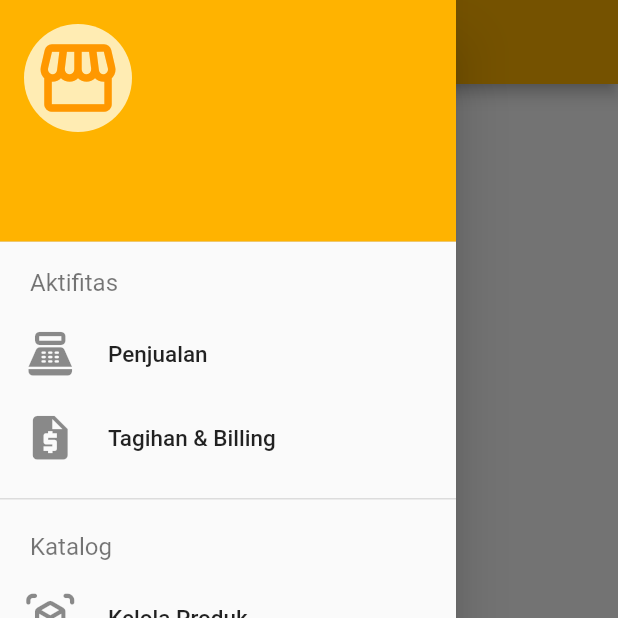
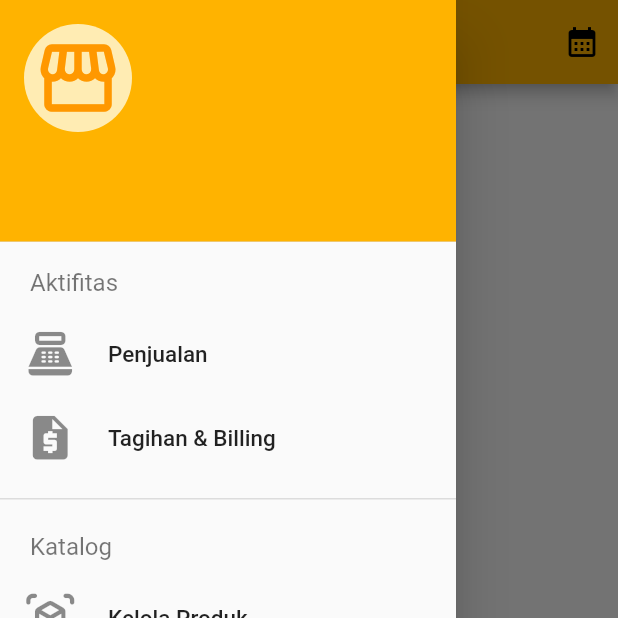
Before and after one commit to 8uns/Mobile-App-Kasir-Tenan, a Flutter app: the Billing screen opened directly, with the side drawer open, on a phone screen of 412 x 824 dp, the top half of it. Run offline on Flutter 3.47's test engine with Material 2 defaults, Android fonts, the phone set to English and light mode, and no system bars; our stand-ins replace animated_text_kit, flutter_slidable, image_picker, printing, shared_preferences; missing offline and left inert: syncfusion_flutter_pdfviewer; accounts and stored records are empty; network calls fail.

Commit message:
update fitur add transaksi produk dan tambah button filter year billing

```diff
--- a/lib/pages/billing.dart
+++ b/lib/pages/billing.dart
@@ -24,7 +24,14 @@ class Billing extends StatelessWidget {
       appBar: AppBar(
         backgroundColor: Colors.amber[600],
         title: Text("Tagihan & Billing"),
-        actions: [],
+        actions: [
+          IconButton(
+            onPressed: () {},
+            icon: const Icon(
+              Icons.calendar_month_sharp,
+            ),
+          )
+        ],
       ),
       drawer: DrawerApp(),
       body: futureTransaksi(),
--- a/lib/pages/kasirproduk.dart
+++ b/lib/pages/kasirproduk.dart
@@ -135,7 +135,7 @@ class _KasirProdukState extends State<KasirProduk> {
     setState(() {
       qty = 1;
     });
-    if (snapshot.data![index]['quantity'] == 0) {
+    if (snapshot.data![index]['quantity'] <= 0) {
       showDialog(
           context: context,
           builder: (BuildContext context) {
```
